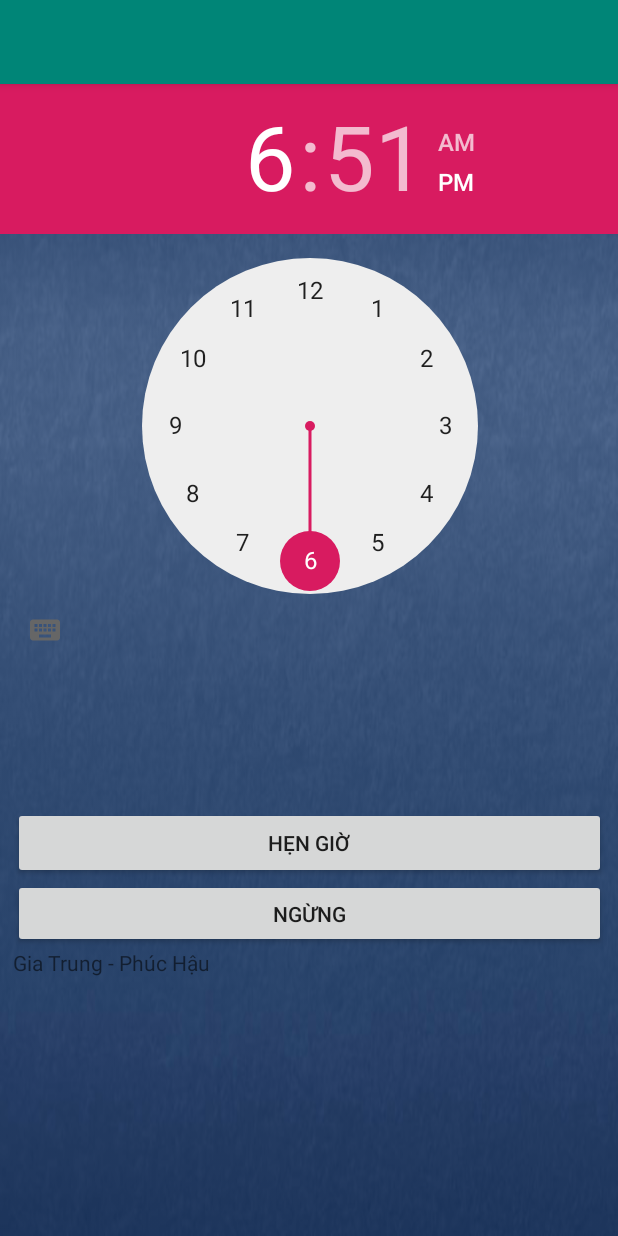
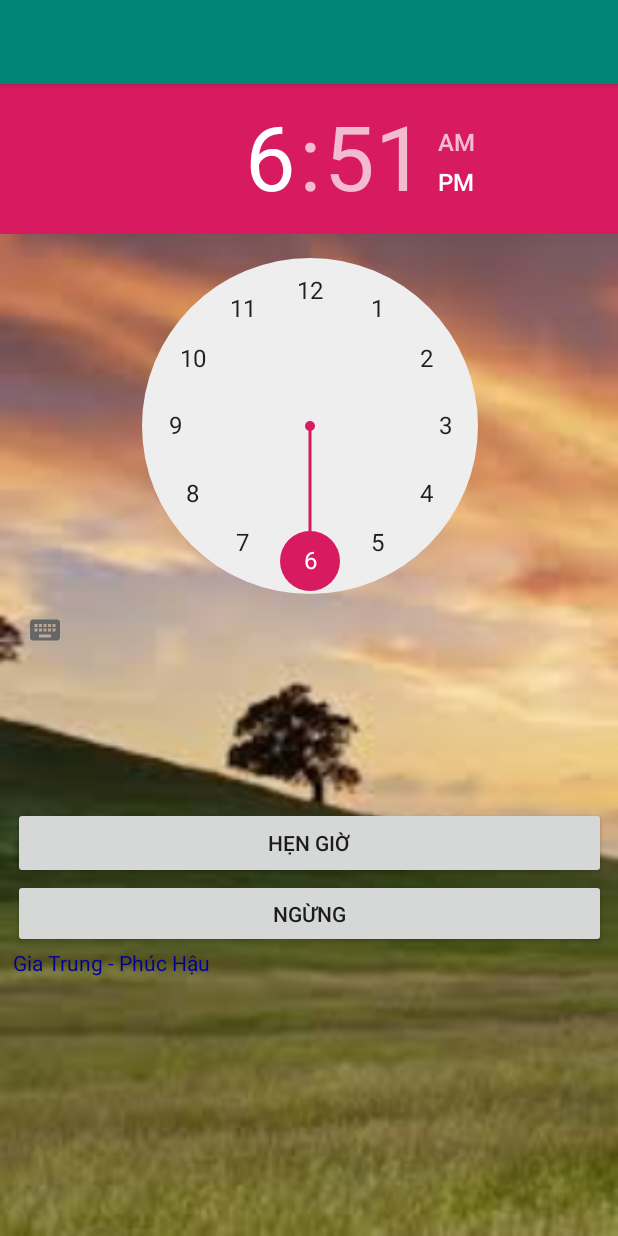
Before and after one commit to baothuc/AppBaoThuc, an Android app: the screen it shows after launch (MainActivity), on a phone screen of 412 x 824 dp. Run offline under Robolectric (Android 15) with nearby library versions, the phone set to English and light mode, and no system bars.

Commit message:
them backroup, mau chu

```diff
--- a/app/src/main/res/layout/activity_main.xml
+++ b/app/src/main/res/layout/activity_main.xml
@@ -3,7 +3,7 @@
     xmlns:app="http://schemas.android.com/apk/res-auto"
     xmlns:tools="http://schemas.android.com/tools"
     android:layout_width="match_parent"
-    android:background="@drawable/background"
+    android:background="@drawable/hinhnen"
     android:layout_height="match_parent"
     tools:context=".MainActivity">
 
@@ -51,6 +51,7 @@
             android:layout_width="145dp"
             android:layout_height="23dp"
             android:text="Gia Trung - Phúc Hậu"
+            android:textColor="#000099"
             tools:layout_editor_absoluteX="195dp"
             tools:layout_editor_absoluteY="504dp" />
     </TableLayout>
```
Also changed, not shown: app/src/main/res/drawable-v24/hinhnen.jpg (added).
